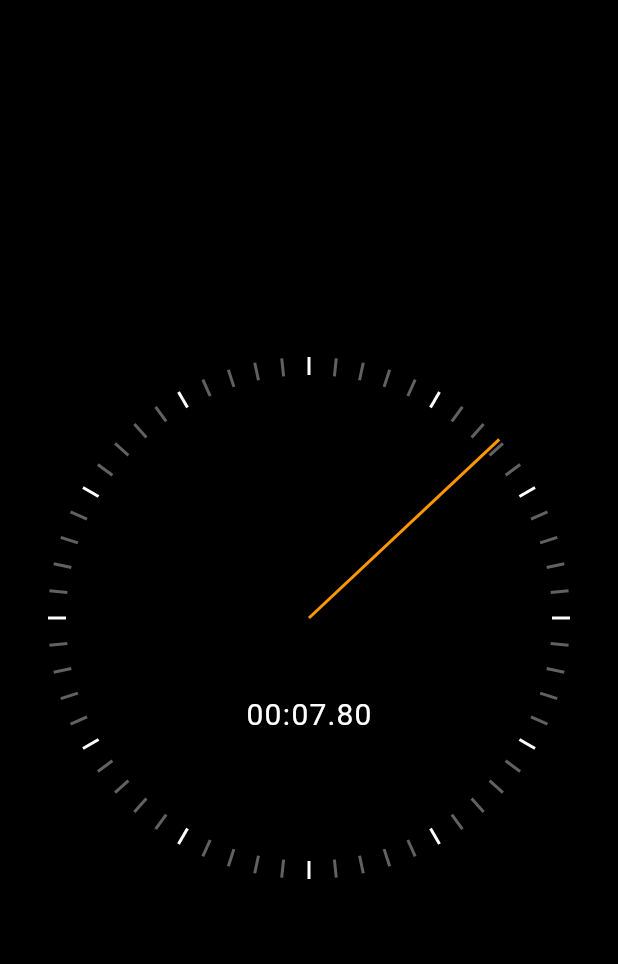
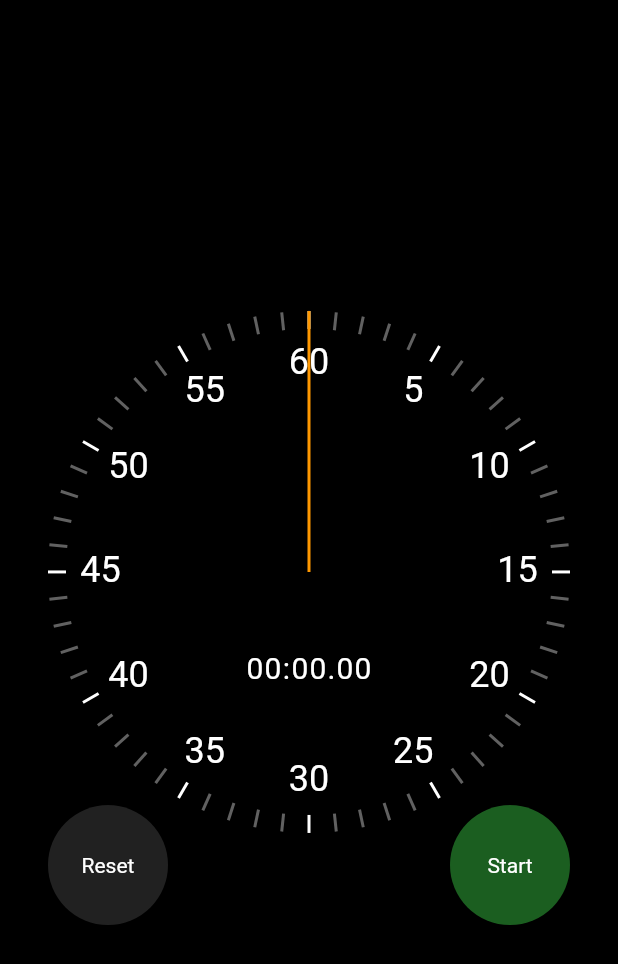
Before and after one commit to sholarrh/stop_watch, a Flutter app: the screen it shows after launch, on a phone screen of 412 x 824 dp. Shown: the top 964 px of the screen. Run offline on Flutter 3.47's test engine with Material 2 defaults, Android fonts, the phone set to English and light mode, and no system bars.

Commit message:
complete Ui

```diff
--- a/lib/main.dart
+++ b/lib/main.dart
@@ -32,7 +32,7 @@ class MyHomePage extends StatelessWidget {
           child: Padding(
             padding: const EdgeInsets.all(32.0),
             child: AspectRatio(
-              aspectRatio: 1.0,
+              aspectRatio: 0.85,
                 child: StopWatch()),
           ),
         ),
--- a/lib/ui/clock_markers.dart
+++ b/lib/ui/clock_markers.dart
@@ -18,9 +18,9 @@ class ClockSecondsTickMarker extends StatelessWidget {
     return Transform(
       alignment: Alignment.center,
       transform: Matrix4.identity()
-      ..translate(-width/2, -height/2, 0)
-      ..rotateZ(2 * pi * (seconds / 60.0))
-      ..translate(0.0, radius - height / 2, 0.0),
+        ..translate(-width / 2, -height / 2, 0)
+        ..rotateZ(2 * pi * (seconds / 60.0))
+        ..translate(0.0, radius - height / 2, 0.0),
       child: Container(
         width: width,
         height: height,
@@ -29,3 +29,41 @@ class ClockSecondsTickMarker extends StatelessWidget {
     );
   }
 }
+
+class ClockTextMarker extends StatelessWidget {
+  const ClockTextMarker(
+      {Key? key,
+      required this.value,
+      required this.radius,
+      required this.maxValue})
+      : super(key: key);
+
+  final int value;
+  final double radius;
+  final int maxValue;
+
+  @override
+  Widget build(BuildContext context) {
+    //final color = seconds % 5 == 0 ? Colors.white : Colors.grey[700];
+    const width = 40.0;
+    const height = 30.0;
+    return Transform(
+        alignment: Alignment.topCenter,
+        transform: Matrix4.identity()
+          ..translate(-width / 2, -height / 2, 0.0)
+          ..rotateZ(pi + 2 * pi * (value / maxValue))
+          ..translate(0.0, radius - 35, 0.0)
+          ..rotateZ(pi - 2 * pi * (value / maxValue)),
+        child: SizedBox(
+          height: height,
+            width: width,
+            child: Text(
+              value.toString(),
+            textAlign: TextAlign.center,
+            style: TextStyle(
+              fontSize: 24,
+              color: Colors.white
+            ),
+            )));
+  }
+}
--- a/lib/ui/stop_watch_renderer.dart
+++ b/lib/ui/stop_watch_renderer.dart
@@ -25,9 +25,18 @@ class StopWatchRenderer extends StatelessWidget {
              child: ClockSecondsTickMarker(
                radius: radius,
                seconds: i,
-
              ),
            ),
+        for (var i = 5; i <= 60; i += 5)
+          Positioned(
+            left: radius,
+            top: radius,
+            child: ClockTextMarker(
+              value: i,
+              maxValue: 60,
+              radius: radius,
+            ),
+          ),
         Positioned(
           left: radius,
           top: radius,
--- a/lib/ui/stopwatch.dart
+++ b/lib/ui/stopwatch.dart
@@ -2,11 +2,9 @@ import 'dart:async';
 
 import 'package:flutter/material.dart';
 import 'package:flutter/scheduler.dart';
+import 'package:stop_watch/ui/reset_button.dart';
+import 'package:stop_watch/ui/start_stop_button.dart';
 import 'package:stop_watch/ui/stop_watch_renderer.dart';
-
-import 'elapsed_time_text.dart';
-
-
 
 class StopWatch extends StatefulWidget {
   const StopWatch({super.key});
@@ -18,17 +16,20 @@ class StopWatch extends StatefulWidget {
 class _StopWatchState extends State<StopWatch> with SingleTickerProviderStateMixin{
 
   late  Ticker _ticker;
-  Duration _elapsed = Duration.zero;
+  Duration get _elapsed => _previouslyElapsed + _currentlyElapsed;
+  Duration _previouslyElapsed = Duration.zero;
+  Duration _currentlyElapsed = Duration.zero;
+  bool _isRunning = false;
 
   @override
   void initState() {
     super.initState();
     _ticker = createTicker ((elapsed) {
       setState(() {
-        _elapsed = elapsed;
+        _currentlyElapsed = elapsed;
       });
     });
-    _ticker.start();
+    //_ticker.start();
   }
 
   @override
@@ -37,13 +38,60 @@ class _StopWatchState extends State<StopWatch> with SingleTickerProviderStateMix
     super.dispose();
   }
 
+  void _toggleRunning () {
+    setState(() {
+      _isRunning = !_isRunning;
+      if (_isRunning) {
+        _ticker.start();
+      }else{
+        _ticker.stop();
+        _previouslyElapsed += _currentlyElapsed;
+        _currentlyElapsed = Duration.zero;
+      }
+    });
+  }
+
+  void _reset() {
+    setState(() {
+      _ticker.stop();
+      _isRunning = false;
+      _currentlyElapsed = Duration.zero;
+      _previouslyElapsed = Duration.zero;
+    });
+  }
+
   @override
   Widget build(BuildContext context) {
     return LayoutBuilder(
       builder: (context, constraints ) {
-        return StopWatchRenderer(
-          elapsed: _elapsed,
-          radius: constraints.maxWidth/2,
+        return Stack(
+          children: [
+            StopWatchRenderer(
+              elapsed: _elapsed,
+              radius: constraints.maxWidth/2,
+            ),
+            Align(
+              alignment: Alignment.bottomLeft,
+              child: SizedBox(
+                width: 80,
+                height: 80,
+                child: ResetButton(
+                  onPressed: _reset,
+                ),
+              ),
+            ),
+            Align(
+              alignment: Alignment.bottomRight,
+              child: SizedBox(
+                width: 80,
+                height: 80,
+                child: StartStopButton(
+                  onPressed: _toggleRunning,
+                  isRunning: _isRunning,
+                ),
+              ),
+            ),
+          ],
         );
       },
     );
```
